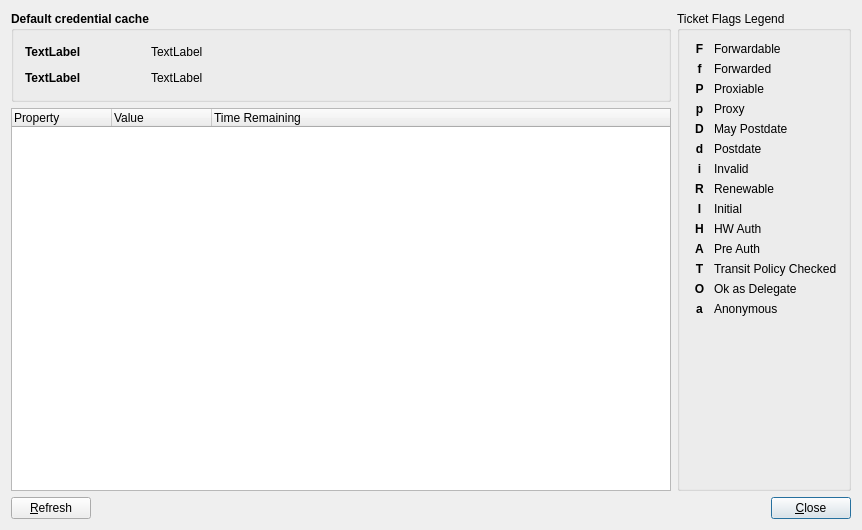
Above: src/mainwidget.ui from bas524/kerberos-ticket-watcher before the change. Below: the same form after it.
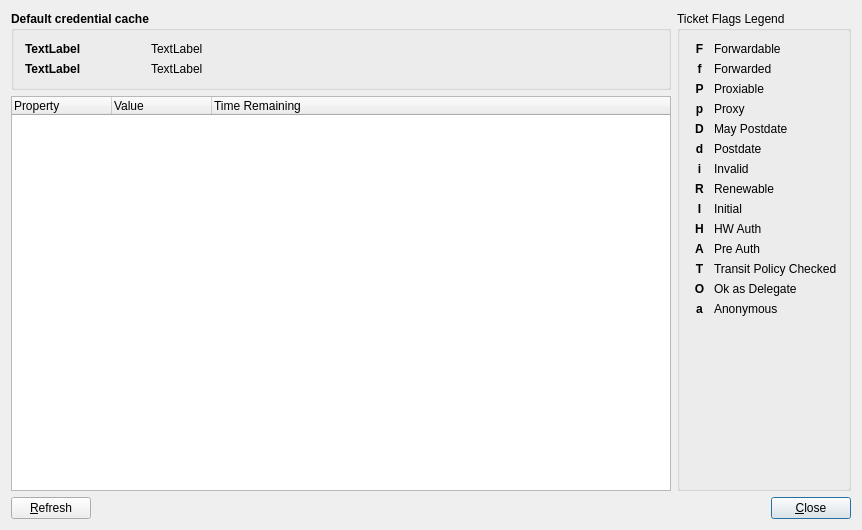
That is the form after the change.

```diff
--- a/src/mainwidget.ui
+++ b/src/mainwidget.ui
@@ -81,6 +81,7 @@
        <widget class="QGroupBox" name="groupBoxCredCache">
         <property name="font">
          <font>
+          <weight>75</weight>
           <bold>true</bold>
          </font>
         </property>
@@ -91,7 +92,15 @@
          <item row="0" column="0">
           <layout class="QHBoxLayout" name="horizontalLayout">
            <item>
+            <layout class="QVBoxLayout" name="verticalLayout">
+             <item>
             <widget class="QLabel" name="commonLabel">
+               <property name="sizePolicy">
+                <sizepolicy hsizetype="Preferred" vsizetype="Preferred">
+                 <horstretch>0</horstretch>
+                 <verstretch>0</verstretch>
+                </sizepolicy>
+               </property>
              <property name="minimumSize">
               <size>
                <width>120</width>
@@ -100,6 +109,7 @@
              </property>
              <property name="font">
               <font>
+                 <weight>75</weight>
                <bold>true</bold>
               </font>
              </property>
@@ -112,36 +122,13 @@
             </widget>
            </item>
            <item>
-            <widget class="QLabel" name="labelCacheV">
-             <property name="font">
-              <font>
-               <bold>false</bold>
-              </font>
-             </property>
-             <property name="text">
-              <string>TextLabel</string>
-             </property>
-            </widget>
-           </item>
-           <item>
-            <spacer name="horizontalSpacer">
-             <property name="orientation">
-              <enum>Qt::Horizontal</enum>
-             </property>
-             <property name="sizeHint" stdset="0">
-              <size>
-               <width>40</width>
-               <height>20</height>
-              </size>
-             </property>
-            </spacer>
-           </item>
-          </layout>
-         </item>
-         <item row="1" column="0">
-          <layout class="QHBoxLayout" name="horizontalLayout_2">
-           <item>
             <widget class="QLabel" name="labelPrincipal">
+               <property name="sizePolicy">
+                <sizepolicy hsizetype="Preferred" vsizetype="Preferred">
+                 <horstretch>0</horstretch>
+                 <verstretch>0</verstretch>
+                </sizepolicy>
+               </property>
              <property name="minimumSize">
               <size>
                <width>120</width>
@@ -150,7 +137,25 @@
              </property>
              <property name="font">
               <font>
+                 <weight>75</weight>
                <bold>true</bold>
+                </font>
+               </property>
+               <property name="text">
+                <string>TextLabel</string>
+               </property>
+              </widget>
+             </item>
+            </layout>
+           </item>
+           <item>
+            <layout class="QVBoxLayout" name="verticalLayout_2">
+             <item>
+              <widget class="QLabel" name="labelCacheV">
+               <property name="font">
+                <font>
+                 <weight>50</weight>
+                 <bold>false</bold>
               </font>
              </property>
              <property name="text">
@@ -162,6 +167,7 @@
             <widget class="QLabel" name="labelPrincipalV">
              <property name="font">
               <font>
+                 <weight>50</weight>
                <bold>false</bold>
               </font>
              </property>
@@ -169,6 +175,8 @@
               <string>TextLabel</string>
              </property>
             </widget>
+             </item>
+            </layout>
            </item>
            <item>
             <spacer name="horizontalSpacer_2">
```
Left out of the diff: 14 changed lines with no effect on the pictures. Lines whose indentation alone changed are shown as unchanged.
